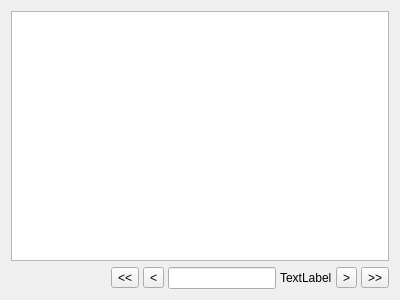
zhanlangsir/Qtqq, file src/ui/qqchatlogwin.ui: the form before one commit.
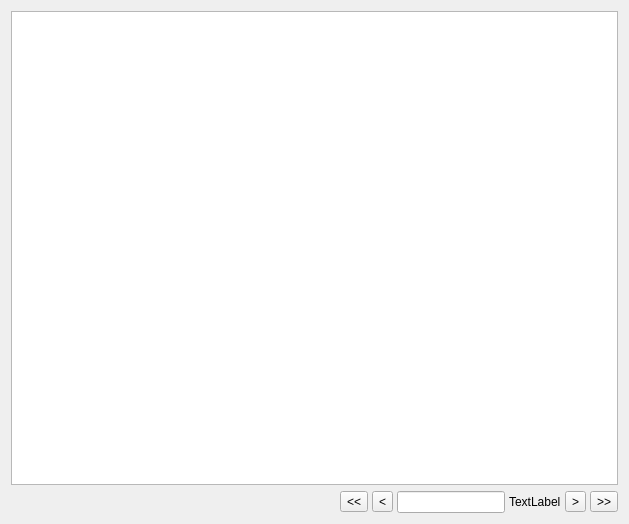
The form after the commit.

The edit to the form file:
```diff
--- a/src/ui/qqchatlogwin.ui
+++ b/src/ui/qqchatlogwin.ui
@@ -6,8 +6,8 @@
    <rect>
     <x>0</x>
     <y>0</y>
-    <width>400</width>
-    <height>300</height>
+    <width>629</width>
+    <height>524</height>
    </rect>
   </property>
   <property name="minimumSize">
```
